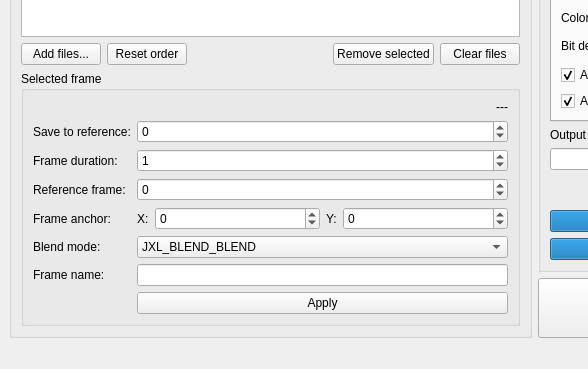
Before: the Qt Designer form mainwindow.ui in kampidh/JXL-Frame-Stitcher, drawn with Qt 5; both pictures show x 0 to 588 and y 271 to 640 of the 800 by 640 pixel window.
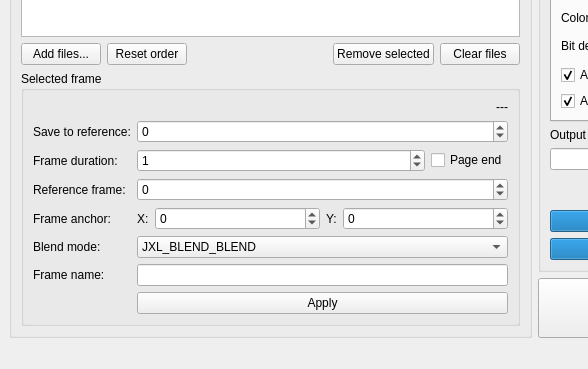
After: the same form once the commit is applied.

Commit message:
Add switch to flag animation page end (0xFFFFFFFF)
Also add chunked frame encoding, but still WIP

Patch:
```diff
--- a/mainwindow.ui
+++ b/mainwindow.ui
@@ -23,7 +23,7 @@
    <string>JXL Frame Stitching</string>
   </property>
   <widget class="QWidget" name="centralwidget">
-   <layout class="QHBoxLayout" name="horizontalLayout_4">
+   <layout class="QHBoxLayout" name="horizontalLayout_5">
     <item>
      <widget class="QGroupBox" name="frameListGrp">
       <property name="sizePolicy">
@@ -215,16 +215,6 @@
               </property>
              </widget>
             </item>
-            <item row="1" column="1">
-             <widget class="QSpinBox" name="frameDurationSpn">
-              <property name="minimum">
-               <number>-1</number>
-              </property>
-              <property name="value">
-               <number>1</number>
-              </property>
-             </widget>
-            </item>
             <item row="2" column="0">
              <widget class="QLabel" name="label_11">
               <property name="text">
@@ -360,6 +350,36 @@
               </property>
              </widget>
             </item>
+            <item row="1" column="1">
+             <layout class="QHBoxLayout" name="horizontalLayout_4">
+              <item>
+               <widget class="QSpinBox" name="frameDurationSpn">
+                <property name="minimum">
+                 <number>-1</number>
+                </property>
+                <property name="value">
+                 <number>1</number>
+                </property>
+               </widget>
+              </item>
+              <item>
+               <widget class="QCheckBox" name="pageEndChk">
+                <property name="sizePolicy">
+                 <sizepolicy hsizetype="Maximum" vsizetype="Fixed">
+                  <horstretch>0</horstretch>
+                  <verstretch>0</verstretch>
+                 </sizepolicy>
+                </property>
+                <property name="toolTip">
+                 <string>&lt;html&gt;&lt;head/&gt;&lt;body&gt;&lt;p&gt;Mark frame as page end (sets frame duration to 0xFFFFFFFF)&lt;/p&gt;&lt;/body&gt;&lt;/html&gt;</string>
+                </property>
+                <property name="text">
+                 <string>Page end</string>
+                </property>
+               </widget>
+              </item>
+             </layout>
+            </item>
            </layout>
           </item>
          </layout>
```
Left out of the diff: 40 changed lines with no effect on the pictures. The commit also changes 5 other files.
